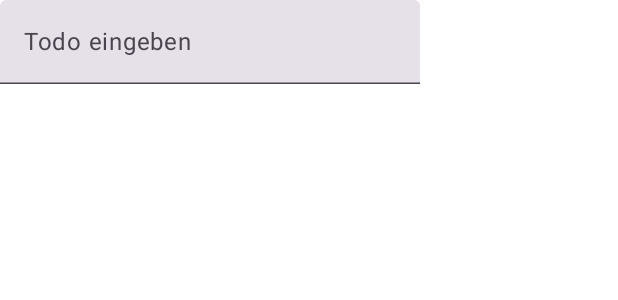
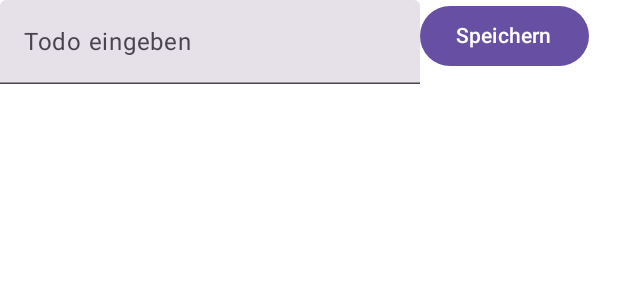
Before and after one commit to behrends/TodosCompose, an Android app built with Jetpack Compose: the @Preview function TodosApp, on a phone screen of 412 x 824 dp. Shown: the top 300 px of the screen. Run offline under Robolectric (Android 15) with nearby library versions, the phone set to English and light mode, and no system bars.

Commit message:
TextField und Button in einer Zeile

```diff
--- a/app/src/main/java/com/example/tif21todoscompose/MainActivity.kt
+++ b/app/src/main/java/com/example/tif21todoscompose/MainActivity.kt
@@ -3,7 +3,9 @@ package com.example.tif21todoscompose
 import android.os.Bundle
 import androidx.activity.ComponentActivity
 import androidx.activity.compose.setContent
+import androidx.compose.foundation.layout.Row
 import androidx.compose.foundation.layout.fillMaxSize
+import androidx.compose.material3.Button
 import androidx.compose.material3.MaterialTheme
 import androidx.compose.material3.Surface
 import androidx.compose.material3.Text
@@ -39,9 +41,14 @@ fun TodosApp() {
 
 @Composable
 fun TodoInput() {
-    TextField(
-        value = "",
-        onValueChange = {},
-        label = { Text(stringResource(R.string.enter_todo)) },
-    )
+    Row {
+        TextField(
+            value = "",
+            onValueChange = { /*TODO*/ },
+            label = { Text(stringResource(R.string.enter_todo)) },
+        )
+        Button(onClick = { /*TODO*/ }) {
+            Text(stringResource(R.string.save))
+        }
+    }
 }
--- a/app/src/main/res/values/strings.xml
+++ b/app/src/main/res/values/strings.xml
@@ -1,4 +1,5 @@
 <resources>
     <string name="app_name">TIF21TodosCompose</string>
     <string name="enter_todo">Todo eingeben</string>
+    <string name="save">Speichern</string>
 </resources>
```
